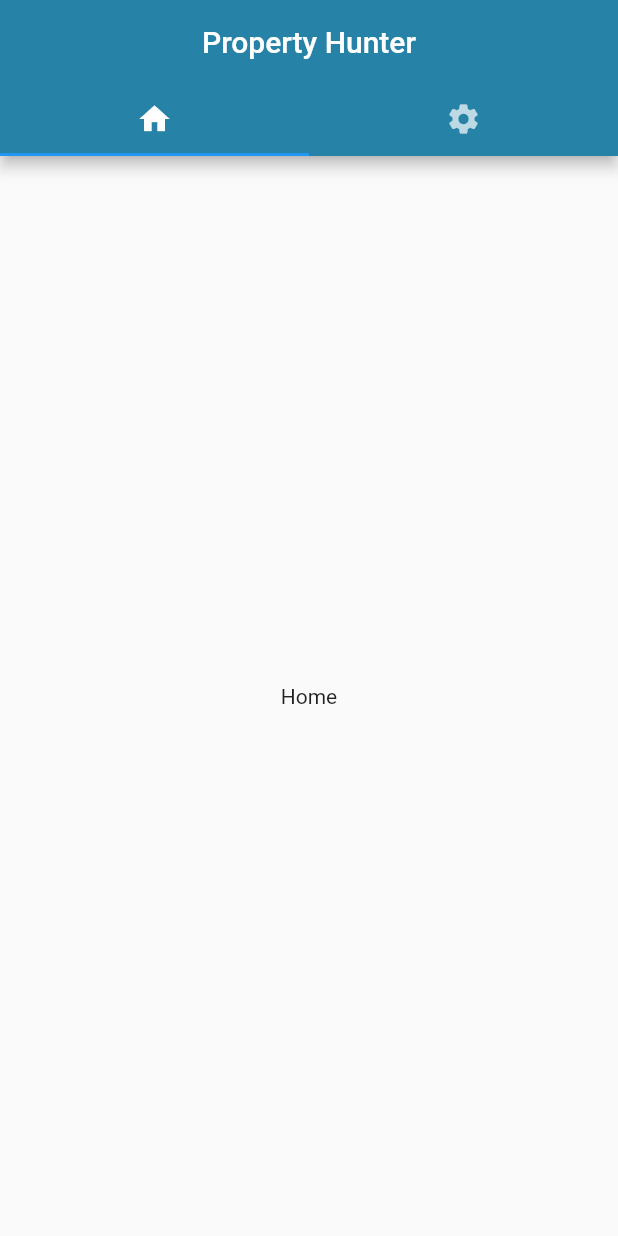
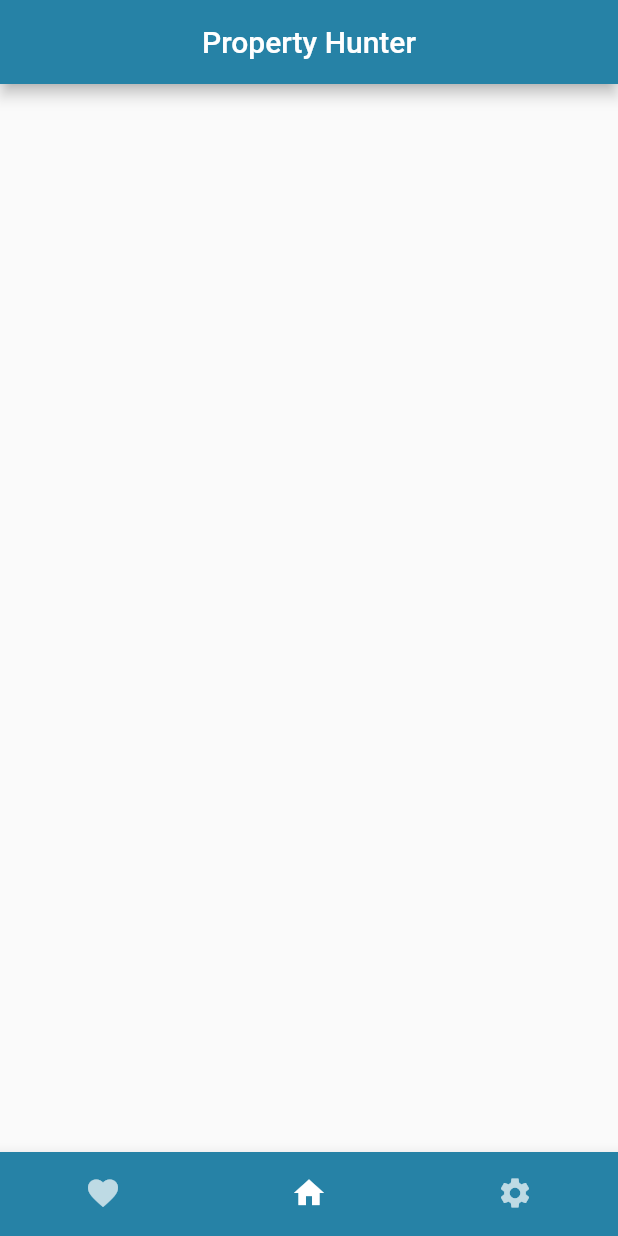
Before and after one commit to tomcmead/property-scraper, a Flutter app: the screen it shows after launch, on a phone screen of 412 x 824 dp. Run offline on Flutter 3.47's test engine with Material 2 defaults, Android fonts, the phone set to English and light mode, and no system bars; missing offline and left inert: dart:html.

Commit message:
feat: Removed top tab bar added lower navigation bar with empty home, favourites and settings pages

```diff
--- a/property_app/lib/main.dart
+++ b/property_app/lib/main.dart
@@ -15,27 +15,42 @@ class MainPage extends StatefulWidget {
 }
 
 class _MainPageState extends State<MainPage>{
+  int currentIndex = 1;
+  // final screens = [
+  //   FavouritesPage(),
+  //   HomePage(),
+  //   SettingsPage(),
+  // ];
+
   @override
-  Widget build (BuildContext context) => DefaultTabController(
-    length: 2,
-    child: Scaffold(
+  Widget build (BuildContext context) => Scaffold(
       appBar: AppBar(
         title: Text("Property Hunter"),
         centerTitle: true,
         backgroundColor: Color.fromARGB(255, 38,130,166),
-        bottom: TabBar(
-          tabs: [
-            Tab(icon: Icon(Icons.home)),
-            Tab(icon: Icon(Icons.settings))
-          ],
-        ),
       ),
-      body: TabBarView(
-        children: [
-          Center(child: Text('Home')),
-          Center(child: Text('Settings')),
+      bottomNavigationBar: BottomNavigationBar(
+        backgroundColor: Color.fromARGB(255, 38,130,166),
+        selectedItemColor: Colors.white,
+        unselectedItemColor: Colors.white70,
+        currentIndex: currentIndex,
+        showUnselectedLabels: false,
+        showSelectedLabels: false,
+        onTap: (index) => setState(() => currentIndex = index),
+        items: [
+          BottomNavigationBarItem(
+            icon: Icon(Icons.favorite),
+            label: 'Favourites',
+          ),
+          BottomNavigationBarItem(
+            icon: Icon(Icons.home),
+            label: 'Home',
+          ),
+          BottomNavigationBarItem(
+            icon: Icon(Icons.settings),
+            label: 'Settings',
+          ),
         ],
       ),
-    ),
-  );
+    );
 }
```
